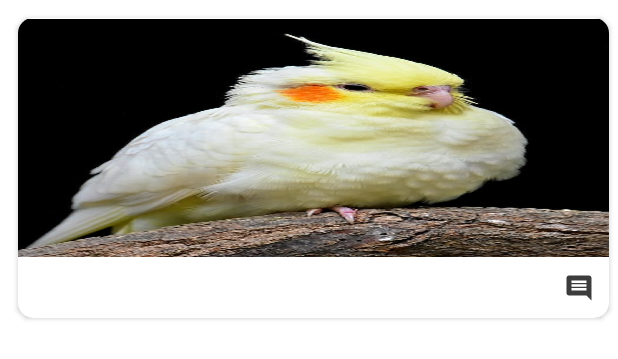
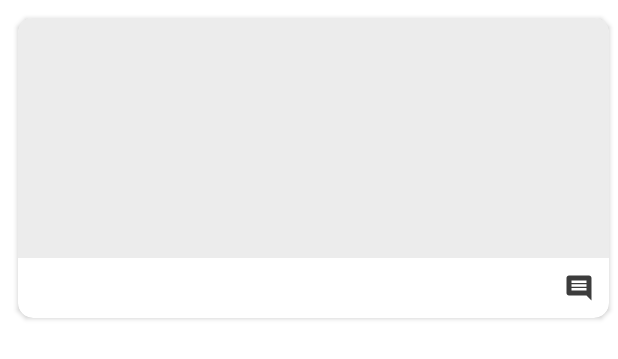
Before and after one commit to lucasg18c/78341-TDAM, an Android app: the layout item_photo.xml on its own in the app's theme, with its tools: preview values and no code run, on a phone screen of 412 x 824 dp. Shown: the top 359 px of the screen. Run offline under Robolectric (Android 15) with nearby library versions, the phone set to English and light mode, and no system bars; network calls fail.

Commit message:
fix: persistencia fotos 2

```diff
--- a/app/src/main/java/com/slavik/tdam/data/repository/Repository.java
+++ b/app/src/main/java/com/slavik/tdam/data/repository/Repository.java
@@ -218,8 +218,12 @@ public class Repository implements IRepository {
             return;
         }
 
+        PhotoEntity saved = db.photoDao().getPhotoById(photo.getId());
+        if (saved != null) {
+            photo.setLocalPath(saved.localPath);
+        }
+
         if (content != null) {
-            PhotoEntity saved = db.photoDao().getPhotoById(photo.getId());
 
             if (saved == null || !exists(saved.localPath)) {
                 photo.setLocalPath(saveBitmap(photo, content));
--- a/app/src/main/res/layout/item_photo.xml
+++ b/app/src/main/res/layout/item_photo.xml
@@ -21,7 +21,7 @@
             android:layout_width="match_parent"
             android:layout_height="160dp"
             android:scaleType="fitXY"
-            android:src="@drawable/cacatua"
+            android:src="@color/shimmer"
             android:contentDescription="@string/photo" />
 
         <LinearLayout
```
Also changed, not shown: app/src/main/java/com/slavik/tdam/ui/home/PhotosetsAdapter.java (+8 -4 lines).
